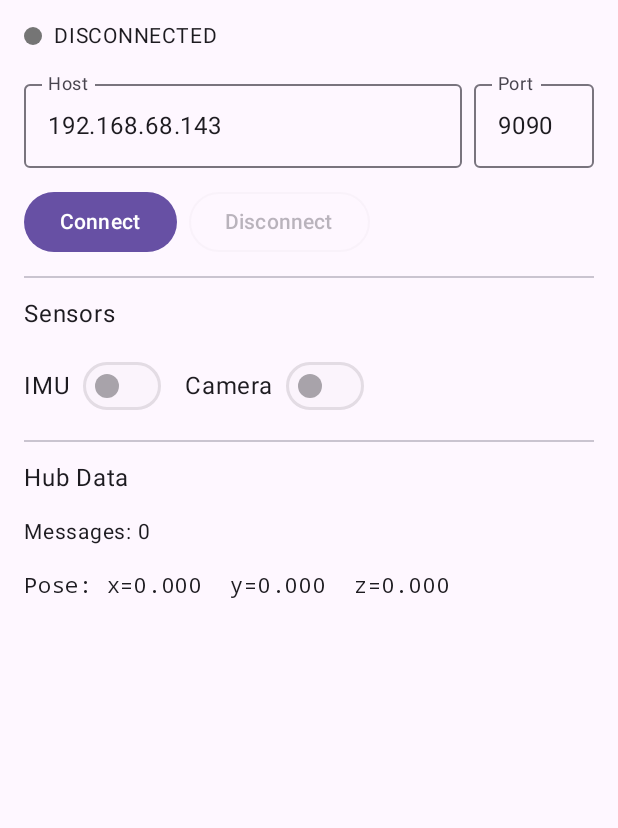
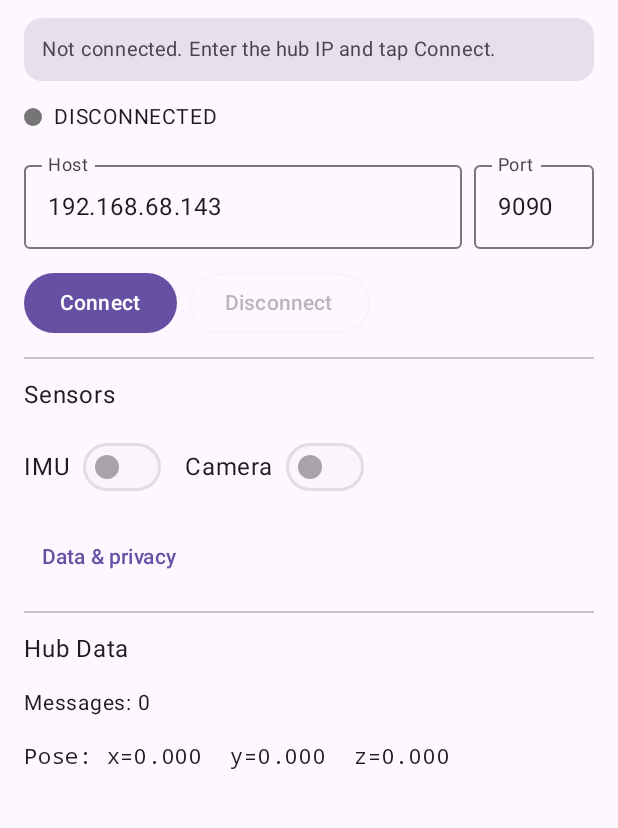
Before and after one commit to IsiAzu/Pri4L, an Android app built with Jetpack Compose: the screen it shows after launch (MainActivity), on a phone screen of 412 x 824 dp, the part 60-888 px from its top. Run offline under Robolectric (Android 15) with nearby library versions, the phone set to English and light mode, and no system bars; libraries missing offline, so code that uses them is left out: androidx.camera.core, androidx.camera.lifecycle, com.google.ar.core; 2 statements that could not run were skipped.

Commit message:
Docs + UX: align README/roadmap with ARCore POC; status banners and privacy
- README: current POC, remove obsolete phone localizer/--with-phone; repo tree,
  threat-model bullets, link docs/privacy-poc.md
- roadmap: milestone and Track B match decision 009 and main branch
- docs/privacy-poc.md: LAN scope, data on hub/phone, household note
- CHANGELOG: Unreleased entries for doc and Android fixes
- Android: ArTrackingUiState, status Card, connection/AR recovery copy,
  Clear alignment, Data & privacy dialog (strings.xml)

Made-with: Cursor

```diff
--- a/android/app/src/main/java/com/pri4l/hub/HubScreen.kt
+++ b/android/app/src/main/java/com/pri4l/hub/HubScreen.kt
@@ -3,20 +3,72 @@ package com.pri4l.hub
 import android.opengl.GLSurfaceView
 import androidx.compose.foundation.background
 import androidx.compose.foundation.layout.*
+import androidx.compose.foundation.rememberScrollState
 import androidx.compose.foundation.shape.CircleShape
+import androidx.compose.foundation.verticalScroll
 import androidx.compose.material3.*
 import androidx.compose.runtime.*
 import androidx.compose.ui.Alignment
 import androidx.compose.ui.Modifier
 import androidx.compose.ui.draw.clip
 import androidx.compose.ui.graphics.Color
+import androidx.compose.ui.res.stringResource
 import androidx.compose.ui.unit.dp
 import androidx.compose.ui.unit.sp
 import androidx.compose.ui.viewinterop.AndroidView
 
 data class PoseData(val x: Double = 0.0, val y: Double = 0.0, val z: Double = 0.0)
 
-@OptIn(ExperimentalMaterial3Api::class)
+/** ARCore camera tracking; OFF when AR mode is disabled. */
+enum class ArTrackingUiState {
+    OFF,
+    NOT_TRACKING,
+    PAUSED,
+    TRACKING
+}
+
+@Composable
+private fun StatusBanner(
+    connectionState: ConnectionState,
+    arActive: Boolean,
+    arTrackingState: ArTrackingUiState,
+    isAligned: Boolean
+) {
+    val text = when (connectionState) {
+        ConnectionState.DISCONNECTED -> stringResource(R.string.status_disconnected)
+        ConnectionState.CONNECTING -> stringResource(R.string.status_connecting)
+        ConnectionState.ERROR -> stringResource(R.string.status_error)
+        ConnectionState.CONNECTED -> when {
+            !arActive -> stringResource(R.string.status_connected_idle)
+            arTrackingState == ArTrackingUiState.OFF -> stringResource(R.string.status_connected_idle)
+            arTrackingState == ArTrackingUiState.NOT_TRACKING ->
+                stringResource(R.string.status_ar_not_tracking)
+            arTrackingState == ArTrackingUiState.PAUSED ->
+                stringResource(R.string.status_ar_paused)
+            arTrackingState == ArTrackingUiState.TRACKING && !isAligned ->
+                stringResource(R.string.status_ar_tracking_align)
+            arTrackingState == ArTrackingUiState.TRACKING && isAligned ->
+                stringResource(R.string.status_ar_aligned)
+            else -> stringResource(R.string.status_connected_idle)
+        }
+    }
+
+    Card(
+        modifier = Modifier.fillMaxWidth(),
+        colors = CardDefaults.cardColors(
+            containerColor = MaterialTheme.colorScheme.surfaceVariant
+        )
+    ) {
+        Text(
+            text = text,
+            modifier = Modifier.padding(12.dp),
+            fontSize = 13.sp,
+            lineHeight = 18.sp,
+            color = MaterialTheme.colorScheme.onSurfaceVariant
+        )
+    }
+}
+
 @Composable
 fun HubScreen(
     connectionState: ConnectionState,
@@ -26,6 +78,7 @@ fun HubScreen(
     cameraActive: Boolean,
     arActive: Boolean,
     arAvailable: Boolean,
+    arTrackingState: ArTrackingUiState,
     isAligned: Boolean,
     savedHost: String,
     savedPort: String,
@@ -35,21 +88,49 @@ fun HubScreen(
     onToggleCamera: (Boolean) -> Unit,
     onToggleAr: (Boolean) -> Unit,
     onAlign: () -> Unit,
+    onClearAlignment: () -> Unit,
     glSurfaceView: GLSurfaceView?
 ) {
     var hostInput by remember { mutableStateOf(savedHost) }
     var portInput by remember { mutableStateOf(savedPort) }
+    var showPrivacy by remember { mutableStateOf(false) }
     val connected = connectionState == ConnectionState.CONNECTED
+
+    if (showPrivacy) {
+        AlertDialog(
+            onDismissRequest = { showPrivacy = false },
+            title = { Text(stringResource(R.string.privacy_title)) },
+            text = {
+                Text(
+                    stringResource(R.string.privacy_body),
+                    modifier = Modifier.verticalScroll(rememberScrollState())
+                )
+            },
+            confirmButton = {
+                TextButton(onClick = { showPrivacy = false }) {
+                    Text(stringResource(R.string.privacy_ok))
+                }
+            }
+        )
+    }
 
     Column(
         modifier = Modifier
             .fillMaxSize()
-            .padding(16.dp),
+            .padding(16.dp)
+            .verticalScroll(rememberScrollState()),
         verticalArrangement = Arrangement.spacedBy(12.dp)
     ) {
         Text("Pri4L Hub", fontSize = 20.sp, color = MaterialTheme.colorScheme.primary)
 
-        // Connection status
+        StatusBanner(
+            connectionState = connectionState,
+            arActive = arActive,
+            arTrackingState = arTrackingState,
+            isAligned = isAligned
+        )
+
+        // Connection status (compact)
         Row(
             verticalAlignment = Alignment.CenterVertically,
             horizontalArrangement = Arrangement.spacedBy(8.dp)
@@ -136,7 +217,8 @@ fun HubScreen(
 
             Row(
                 verticalAlignment = Alignment.CenterVertically,
-                horizontalArrangement = Arrangement.spacedBy(16.dp)
+                horizontalArrangement = Arrangement.spacedBy(8.dp),
+                modifier = Modifier.fillMaxWidth()
             ) {
                 Row(verticalAlignment = Alignment.CenterVertically) {
                     Text("ARCore")
@@ -147,31 +229,30 @@ fun HubScreen(
                         enabled = connected
                     )
                 }
+            }
 
+            Row(
+                horizontalArrangement = Arrangement.spacedBy(8.dp),
+                verticalAlignment = Alignment.CenterVertically,
+                modifier = Modifier.fillMaxWidth()
+            ) {
                 Button(
                     onClick = onAlign,
                     enabled = arActive && connected && !isAligned
                 ) {
-                    Text(if (isAligned) "Aligned" else "Align")
+                    Text("Align")
                 }
-
-                if (isAligned) {
-                    Box(
-                        modifier = Modifier
-                            .size(12.dp)
-                            .clip(CircleShape)
-                            .background(Color(0xFF4CAF50))
-                    )
+                OutlinedButton(
+                    onClick = onClearAlignment,
+                    enabled = arActive && connected && isAligned
+                ) {
+                    Text(stringResource(R.string.clear_alignment))
                 }
             }
+        }
 
-            if (arActive && !isAligned) {
-                Text(
-                    "Stand at the D435, point phone same direction, tap Align",
-                    fontSize = 12.sp,
-                    color = MaterialTheme.colorScheme.onSurfaceVariant
-                )
-            }
+        TextButton(onClick = { showPrivacy = true }) {
+            Text(stringResource(R.string.privacy_link))
         }
 
         Divider()
@@ -192,7 +273,7 @@ fun HubScreen(
                 factory = { glSurfaceView!! },
                 modifier = Modifier
                     .fillMaxWidth()
-                    .weight(1f)
+                    .heightIn(min = 200.dp)
             )
         }
     }
--- a/android/app/src/main/res/values/strings.xml
+++ b/android/app/src/main/res/values/strings.xml
@@ -1,4 +1,21 @@
 <?xml version="1.0" encoding="utf-8"?>
 <resources>
     <string name="app_name">Pri4L Hub</string>
+
+    <!-- Connection & status -->
+    <string name="status_disconnected">Not connected. Enter the hub IP and tap Connect.</string>
+    <string name="status_connecting">Connecting to hub…</string>
+    <string name="status_error">Connection interrupted. Check Wi‑Fi and that the hub is running. Retrying…</string>
+    <string name="status_connected_idle">Connected. Enable IMU, Camera, or ARCore when ready.</string>
+    <string name="status_ar_not_tracking">ARCore: Not tracking. Point at the room and move gently.</string>
+    <string name="status_ar_paused">ARCore: Tracking paused. Move to a well-lit area with visible texture.</string>
+    <string name="status_ar_tracking_align">ARCore: Tracking OK. Stand at the hub depth camera, face the same direction, then tap Align.</string>
+    <string name="status_ar_aligned">Aligned: pose is in the hub map frame. Tap Clear alignment if content drifts.</string>
+
+    <string name="privacy_title">Data &amp; privacy (POC)</string>
+    <string name="privacy_body">This app sends data to your hub only on the local network (no encryption in this prototype).\n\n• Hub: stores an RTAB-Map spatial database and session logs on disk.\n• Phone: ARCore runs on-device; camera/IMU go to the hub only when you enable those switches.\n• Anyone on the same Wi‑Fi could reach an unprotected hub — use a trusted network.\n\nSee the repo file docs/privacy-poc.md for full detail.</string>
+    <string name="privacy_ok">OK</string>
+    <string name="privacy_link">Data &amp; privacy</string>
+
+    <string name="clear_alignment">Clear alignment</string>
 </resources>
```
Also changed, not shown: android/app/src/main/java/com/pri4l/hub/MainActivity.kt (+21 -3 lines), 4 other files.
